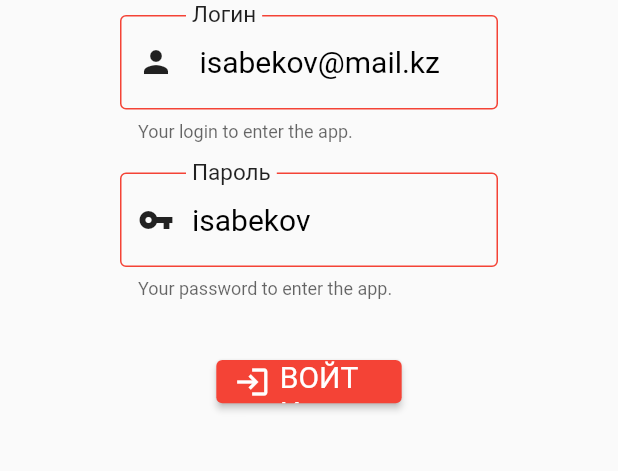
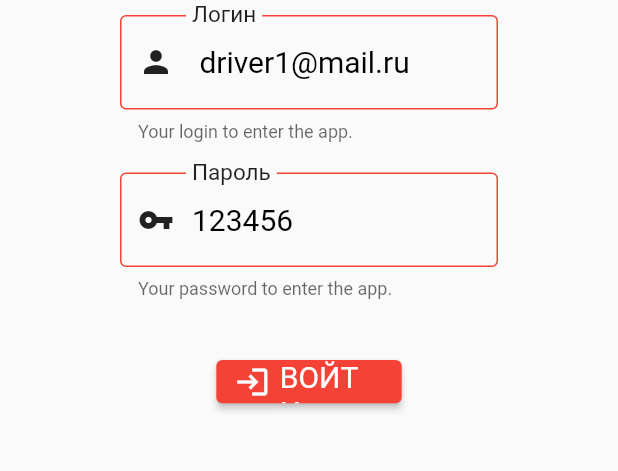
Before and after one commit to IamTheGreatThanos/boszhan_delivery_app, a Flutter app: the LoginPage screen opened directly, on a phone screen of 412 x 824 dp, the part 527-998 px from its top. Run offline on Flutter 3.47's test engine with Material 2 defaults, Android fonts, the phone set to English and light mode, and no system bars; our stand-ins replace connectivity, firebase_core, firebase_messaging, flutter_local_notifications, google_maps_flutter, shared_preferences; missing offline and left inert: esc_pos_bluetooth, flutter_bluetooth_basic; accounts and stored records are empty; network calls fail.

Commit message:
Added modifications.

```diff
--- a/lib/models/basket.dart
+++ b/lib/models/basket.dart
@@ -14,7 +14,6 @@ class Basket {
   String updatedAt = '';
   bool enabled = false;
   int rating = 0;
-  int presaleId = 0;
   String imageOptimized = '';
   String imageResized = '';
   int offPrice = 0;
@@ -39,7 +38,6 @@ class Basket {
     required this.createdAt,
     required this.updatedAt,
     required this.enabled,
-    required this.presaleId,
     required this.rating,
     required this.imageOptimized,
     required this.imageResized,
@@ -67,7 +65,6 @@ class Basket {
     updatedAt = json['updated_at'];
     enabled = json['enabled'];
     rating = json['rating'];
-    presaleId = json['presale_id'];
     imageOptimized = json['image_optimized'];
     imageResized = json['image_resized'];
     offPrice = json['off_price'];
@@ -95,7 +92,6 @@ class Basket {
     data['updated_at'] = updatedAt;
     data['enabled'] = enabled;
     data['rating'] = rating;
-    data['presale_id'] = presaleId;
     data['image_optimized'] = imageOptimized;
     data['image_resized'] = imageResized;
     data['off_price'] = offPrice;
--- a/lib/services/orders_api_provider.dart
+++ b/lib/services/orders_api_provider.dart
@@ -20,6 +20,8 @@ class OrdersProvider {
         'Authorization' : "Bearer $token"
       }
     );
+
+    // print(response.body);
 
     if (response.statusCode == 200 && jsonDecode(response.body)['data'] != null) {
       final result = jsonDecode(response.body);
--- a/lib/utils/const.dart
+++ b/lib/utils/const.dart
@@ -7,7 +7,8 @@ class AppColors {
 }
 
 class AppConstants {
-  static final String baseUrl = "http://192.168.5.30/";
+  // static final String baseUrl = "http://192.168.5.30/";
+  static final String baseUrl = "https://boszhan.kz/";
   static int index = -1;
   static String value = '';
 }
--- a/lib/views/authorizationPage/authorization_page.dart
+++ b/lib/views/authorizationPage/authorization_page.dart
@@ -23,8 +23,8 @@ class _LoginPageState extends State<LoginPage> {
 
   @override
   void initState() {
-    emailController.text = 'isabekov@mail.kz';
-    passwordController.text = 'isabekov';
+    emailController.text = 'driver1@mail.ru';
+    passwordController.text = '123456';
 
     getFCMToken();
 
```
Also changed, not shown: lib/models/history_basket.dart (+0 -8 lines), lib/models/history_order.dart (+0 -12 lines), lib/views/checking_version_page.dart (+14 -2 lines).
